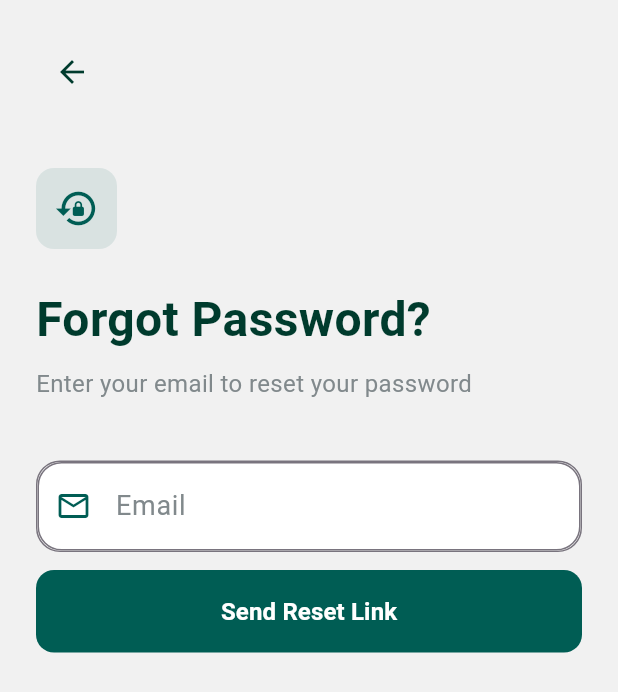
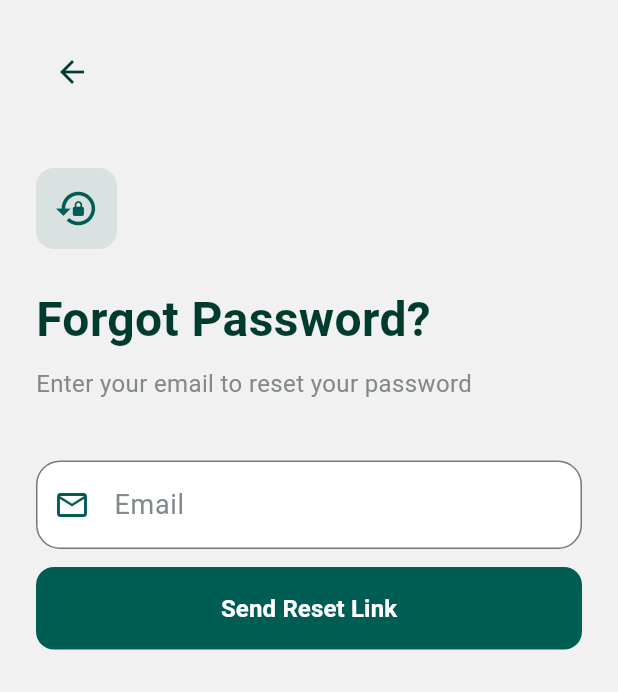
Before and after one commit to itshirdeshk/testify, a Flutter app: the screen it shows after launch, after a tap on "Forgot Password?", on a phone screen of 412 x 824 dp. Shown: the top 692 px of the screen. Run offline on Flutter 3.47's test engine with Material 3 defaults, Android fonts, the light colour scheme and no system bars; our stand-ins replace dio, firebase_core, firebase_messaging, flutter_local_notifications, image_picker, open_file and 3 more; accounts and stored records are empty; Roboto replaces fonts that are missing (Poppins).

Commit message:
fix: update some authentication screens

```diff
--- a/lib/core/theme/app_theme.dart
+++ b/lib/core/theme/app_theme.dart
@@ -49,7 +49,7 @@ class AppTheme {
         foregroundColor: Colors.white,
         backgroundColor: primaryColor,
         shape: RoundedRectangleBorder(
-          borderRadius: BorderRadius.circular(8),
+          borderRadius: BorderRadius.circular(16),
         ),
         padding: const EdgeInsets.symmetric(vertical: 16, horizontal: 32),
       ),
@@ -69,11 +69,11 @@ class AppTheme {
       fillColor: Colors.white,
       enabledBorder: OutlineInputBorder(
         borderSide: const BorderSide(color: secondaryColor, width: 1),
-        borderRadius: BorderRadius.circular(8),
+        borderRadius: BorderRadius.circular(16),
       ),
       focusedBorder: OutlineInputBorder(
         borderSide: const BorderSide(color: primaryColor, width: 2),
-        borderRadius: BorderRadius.circular(8),
+        borderRadius: BorderRadius.circular(16),
       ),
       labelStyle: const TextStyle(
         color: lightTextColor,
@@ -114,7 +114,7 @@ class AppTheme {
         foregroundColor: darkTextColor,
         backgroundColor: darkPrimaryColor,
         shape: RoundedRectangleBorder(
-          borderRadius: BorderRadius.circular(8),
+          borderRadius: BorderRadius.circular(16),
         ),
         padding: const EdgeInsets.symmetric(vertical: 16, horizontal: 32),
       ),
@@ -134,11 +134,11 @@ class AppTheme {
       fillColor: darkCardColor,
       enabledBorder: OutlineInputBorder(
         borderSide: const BorderSide(color: darkSecondaryColor, width: 1),
-        borderRadius: BorderRadius.circular(8),
+        borderRadius: BorderRadius.circular(16),
       ),
       focusedBorder: OutlineInputBorder(
         borderSide: const BorderSide(color: darkPrimaryColor, width: 2),
-        borderRadius: BorderRadius.circular(8),
+        borderRadius: BorderRadius.circular(16),
       ),
       labelStyle: const TextStyle(
         color: darkLightTextColor,
--- a/lib/views/authentication/change_password_screen.dart
+++ b/lib/views/authentication/change_password_screen.dart
@@ -194,11 +194,7 @@ class _ChangePasswordScreenState extends State<ChangePasswordScreen> {
       crossAxisAlignment: CrossAxisAlignment.start,
       children: [
         Container(
-          decoration: BoxDecoration(
-            color: Theme.of(context).cardColor,
-            borderRadius: BorderRadius.circular(16),
-            border: Border.all(color: Theme.of(context).dividerColor),
-          ),
+          color: Theme.of(context).cardColor,
           child: TextFormField(
             controller: controller,
             obscureText: obscureText,
--- a/lib/views/authentication/forgot_password_screen.dart
+++ b/lib/views/authentication/forgot_password_screen.dart
@@ -151,11 +151,7 @@ class _ForgotPasswordScreenState extends State<ForgotPasswordScreen> {
       crossAxisAlignment: CrossAxisAlignment.start,
       children: [
         Container(
-          decoration: BoxDecoration(
-            color: Theme.of(context).cardColor,
-            borderRadius: BorderRadius.circular(16),
-            border: Border.all(color: Theme.of(context).dividerColor),
-          ),
+         color: Theme.of(context).cardColor,
           child: TextFormField(
             controller: _emailController,
             keyboardType: TextInputType.emailAddress,
--- a/lib/views/authentication/login_screen.dart
+++ b/lib/views/authentication/login_screen.dart
@@ -267,7 +267,7 @@ class _LoginScreenState extends State<LoginScreen> {
               ),
             ),
           ),
-        const SizedBox(height: 12),
+        const SizedBox(height: 6),
         Align(
           alignment: Alignment.centerRight,
           child: TextButton(
@@ -300,11 +300,8 @@ class _LoginScreenState extends State<LoginScreen> {
     ValueChanged<String>? onChanged,
   }) {
     return Container(
-      decoration: BoxDecoration(
-        color: Theme.of(context).cardColor,
-        borderRadius: BorderRadius.circular(16),
-        border: Border.all(color: Theme.of(context).dividerColor),
-      ),
+      color: Theme.of(context)
+          .cardColor, // Only background color, no border or radius
       child: TextFormField(
         controller: controller,
         obscureText: isPassword ? (obscureText ?? true) : false,
@@ -339,8 +336,9 @@ class _LoginScreenState extends State<LoginScreen> {
             borderSide:
                 BorderSide(color: Theme.of(context).primaryColor, width: 2),
           ),
-          contentPadding: const EdgeInsets.all(16),
-          errorText: null, // Remove inline error
+          contentPadding: const EdgeInsets.fromLTRB(16, 16, 16, 16),
+          floatingLabelBehavior: FloatingLabelBehavior.auto,
+          errorText: null,
         ),
       ),
     );
--- a/lib/views/authentication/reset_password_screen.dart
+++ b/lib/views/authentication/reset_password_screen.dart
@@ -289,11 +289,7 @@ class _ResetPasswordScreenState extends State<ResetPasswordScreen> {
     ValueChanged<String>? onChanged,
   }) {
     return Container(
-      decoration: BoxDecoration(
-        color: Theme.of(context).cardColor,
-        borderRadius: BorderRadius.circular(16),
-        border: Border.all(color: Theme.of(context).dividerColor),
-      ),
+      color: Theme.of(context).cardColor,
       child: TextFormField(
         controller: controller,
         obscureText: isPassword ? (obscureText ?? true) : false,
--- a/lib/views/authentication/signup_screen.dart
+++ b/lib/views/authentication/signup_screen.dart
@@ -381,11 +381,7 @@ class _SignupScreenState extends State<SignupScreen> {
     ValueChanged<String>? onChanged,
   }) {
     return Container(
-      decoration: BoxDecoration(
-        color: Theme.of(context).cardColor,
-        borderRadius: BorderRadius.circular(16),
-        border: Border.all(color: Theme.of(context).dividerColor),
-      ),
+      color: Theme.of(context).cardColor,
       child: TextFormField(
         controller: controller,
         obscureText: isPassword ? (obscureText ?? true) : false,
```
Also changed, not shown: lib/widgets/custom_toast.dart (+5 -5 lines).
